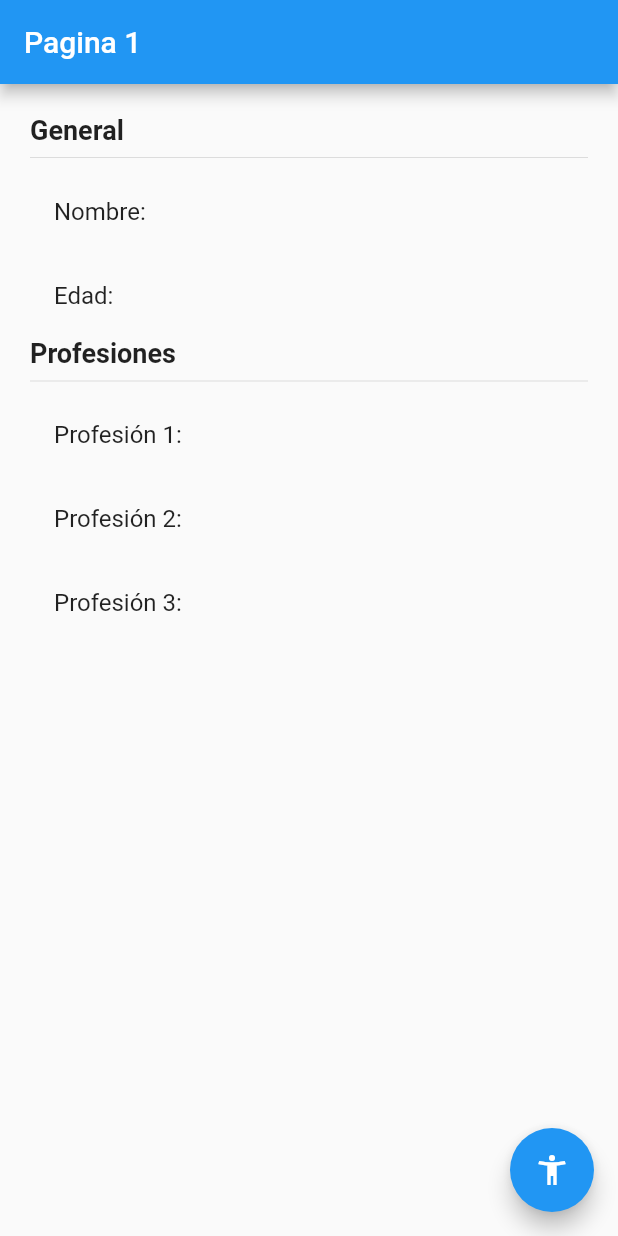
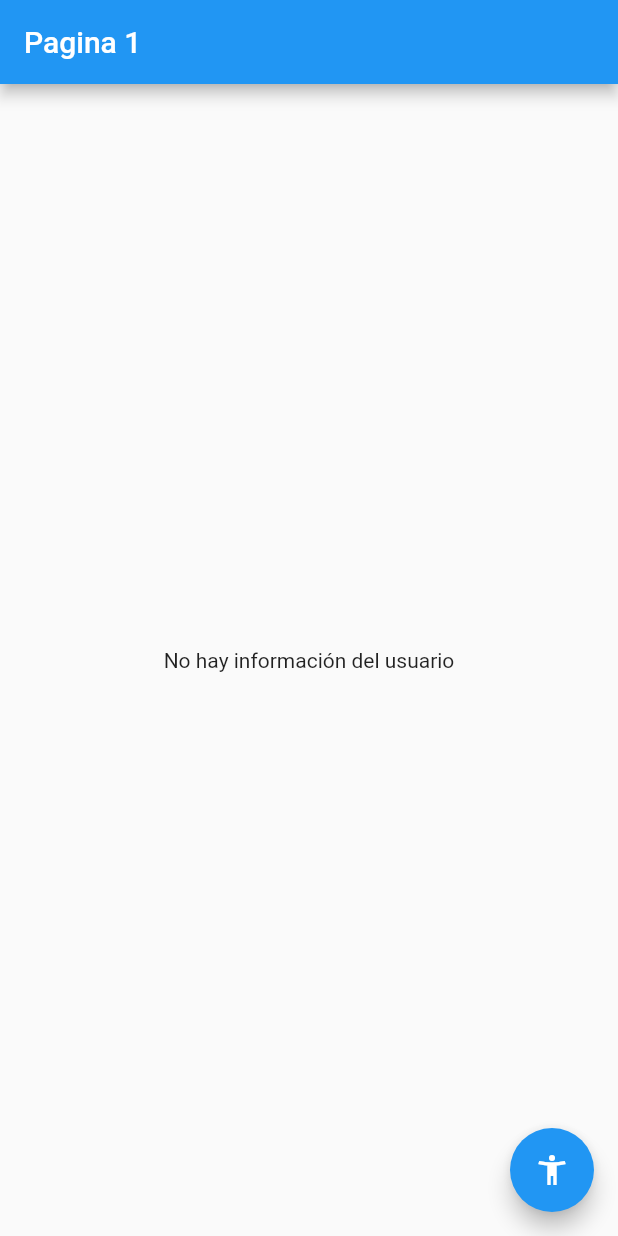
Before and after one commit to alinares94/gestor-estados-flutter, a Flutter app: the screen it shows after launch, on a phone screen of 412 x 824 dp. Run offline on Flutter 3.47's test engine with Material 2 defaults, Android fonts, the phone set to English and light mode, and no system bars; our stand-ins replace flutter_bloc.

Commit message:
cubit app

```diff
--- /dev/null
+++ b/estados/lib/bloc/usuario/usuario_cubit.dart
@@ -0,0 +1,39 @@
+
+import 'package:estados/models/usuario.dart';
+import 'package:flutter_bloc/flutter_bloc.dart';
+import 'package:flutter/material.dart';
+
+part 'usuario_state.dart';
+
+class UsuarioCubit extends Cubit<UsuarioState> {
+
+  UsuarioCubit(): super( UsuarioInitial() );
+
+  void seleccionarUsuario( Usuario user ) {
+    emit(UsuarioActivo(user));
+  }
+
+  void cambiarEdad( int edad ) {
+    final currentState = state;
+    if (currentState is UsuarioActivo) {
+      final newUser = currentState.usuario.copyWith(edad: edad);
+      emit(UsuarioActivo(newUser));
+    }
+  }
+
+  void agregarProfesion() {
+    final currentState = state;
+    if (currentState is UsuarioActivo) {
+      final profesiones = [
+        ...currentState.usuario.profesiones,
+        'Profesión ${currentState.usuario.profesiones.length + 1}'
+      ];
+      final newUser = currentState.usuario.copyWith(profesiones: profesiones);
+      emit(UsuarioActivo(newUser));
+    }
+  }
+
+  void borrarUsuario() {
+    emit(UsuarioInitial());
+  }
+}
--- /dev/null
+++ b/estados/lib/bloc/usuario/usuario_state.dart
@@ -0,0 +1,18 @@
+
+part of 'usuario_cubit.dart';
+
+@immutable
+abstract class UsuarioState {}
+
+class UsuarioInitial extends UsuarioState {
+
+  final existeUsuario = false;
+}
+
+class UsuarioActivo extends UsuarioState {
+
+  final existeUsuario = true;
+  final Usuario usuario;
+
+  UsuarioActivo(this.usuario);
+}
--- a/estados/lib/main.dart
+++ b/estados/lib/main.dart
@@ -1,6 +1,8 @@
+import 'package:estados/bloc/usuario/usuario_cubit.dart';
 import 'package:estados/screens/pagina1_screen.dart';
 import 'package:estados/screens/pagina2_screen.dart';
 import 'package:flutter/material.dart';
+import 'package:flutter_bloc/flutter_bloc.dart';
 
 void main() => runApp(const MyApp());
 
@@ -9,7 +11,11 @@ class MyApp extends StatelessWidget {
 
   @override
   Widget build(BuildContext context) {
-    return MaterialApp(
+    return MultiBlocProvider(
+      providers: [
+        BlocProvider(create: (_) => UsuarioCubit()),
+      ],
+      child: MaterialApp(
         debugShowCheckedModeBanner: false,
         title: 'Material App',
         initialRoute: 'pagina1',
@@ -17,6 +23,7 @@ class MyApp extends StatelessWidget {
           'pagina1': (_) => const Pagina1Screen(),
           'pagina2': (_) => const Pagina2Screen(),
         },
+      ),
     );
   }
 }
--- a/estados/lib/models/usuario.dart
+++ b/estados/lib/models/usuario.dart
@@ -1,9 +1,16 @@
-
 
 class Usuario {
-  String nombre;
-  int edad;
-  List<String> profesiones;
+  final String nombre;
+  final int edad;
+  final List<String> profesiones;
 
   Usuario({ required this.nombre, required this.edad, required this.profesiones });
+
+  Usuario copyWith({ String? nombre, int? edad, List<String>? profesiones }) {
+    return Usuario(
+      nombre: nombre ?? this.nombre,
+      edad: edad ?? this.edad,
+      profesiones: profesiones ?? this.profesiones
+    );
+  }
 }
--- a/estados/lib/screens/pagina1_screen.dart
+++ b/estados/lib/screens/pagina1_screen.dart
@@ -1,4 +1,7 @@
+import 'package:estados/bloc/usuario/usuario_cubit.dart';
+import 'package:estados/models/usuario.dart';
 import 'package:flutter/material.dart';
+import 'package:flutter_bloc/flutter_bloc.dart';
 
 class Pagina1Screen extends StatelessWidget {
 
@@ -10,7 +13,7 @@ class Pagina1Screen extends StatelessWidget {
       appBar: AppBar(
         title: const Text('Pagina 1'),
       ),
-      body: const InformacionUsuario(),
+      body: const BodyScaffold(),
       floatingActionButton: FloatingActionButton(
         child: const Icon(Icons.accessibility_new),
         onPressed: () => Navigator.pushNamed(context, 'pagina2')
@@ -19,10 +22,35 @@ class Pagina1Screen extends StatelessWidget {
   }
 }
 
+class BodyScaffold extends StatelessWidget {
+  const BodyScaffold({
+    Key? key,
+  }) : super(key: key);
+
+  @override
+  Widget build(BuildContext context) {
+    return BlocBuilder<UsuarioCubit, UsuarioState>(
+      builder: (_, state) {
+        switch (state.runtimeType) {
+          case UsuarioActivo:
+            return InformacionUsuario( usuario: (state as UsuarioActivo).usuario );
+          case UsuarioInitial:
+            return const Center(child: Text('No hay información del usuario'));
+          default:
+            return const Center(child: Text('Estado no reconocido'));
+        }
+      }
+    );
+  }
+}
+
 class InformacionUsuario extends StatelessWidget {
   const InformacionUsuario({
+    required this.usuario,
     Key? key,
   }) : super(key: key);
+
+  final Usuario usuario;
 
   @override
   Widget build(BuildContext context) {
@@ -32,20 +60,20 @@ class InformacionUsuario extends StatelessWidget {
       padding: const EdgeInsets.all(20),
       child: Column(
         crossAxisAlignment: CrossAxisAlignment.start,
-        children: const [
+        children: [
 
-          Text('General', style: TextStyle( fontSize: 18, fontWeight: FontWeight.bold)),
-          Divider(),
+          const Text('General', style: TextStyle( fontSize: 18, fontWeight: FontWeight.bold)),
+          const Divider(),
 
-          ListTile( title: Text('Nombre: ')),
-          ListTile( title: Text('Edad: ')),
+          ListTile( title: Text('Nombre: ${usuario.nombre}')),
+          ListTile( title: Text('Edad: ${usuario.edad}')),
 
-          Text('Profesiones', style: TextStyle( fontSize: 18, fontWeight: FontWeight.bold)),
-          Divider(),
+          const Text('Profesiones', style: TextStyle( fontSize: 18, fontWeight: FontWeight.bold)),
+          const Divider(),
 
-          ListTile( title: Text('Profesión 1: ')),
-          ListTile( title: Text('Profesión 2: ')),
-          ListTile( title: Text('Profesión 3: ')),
+          ...usuario.profesiones.map((x) =>
+            ListTile(title: Text(x))
+          ),
 
       ]),
     );
--- a/estados/pubspec.yaml
+++ b/estados/pubspec.yaml
@@ -36,6 +36,7 @@ dependencies:
   # The following adds the Cupertino Icons font to your application.
   # Use with the CupertinoIcons class for iOS style icons.
   cupertino_icons: ^1.0.2
+  flutter_bloc: ^8.1.1
 
 dev_dependencies:
   flutter_test:
```
Also changed, not shown: estados/lib/screens/pagina2_screen.dart (+24 -3 lines), estados/pubspec.lock. Lines whose indentation alone changed are shown as unchanged.
